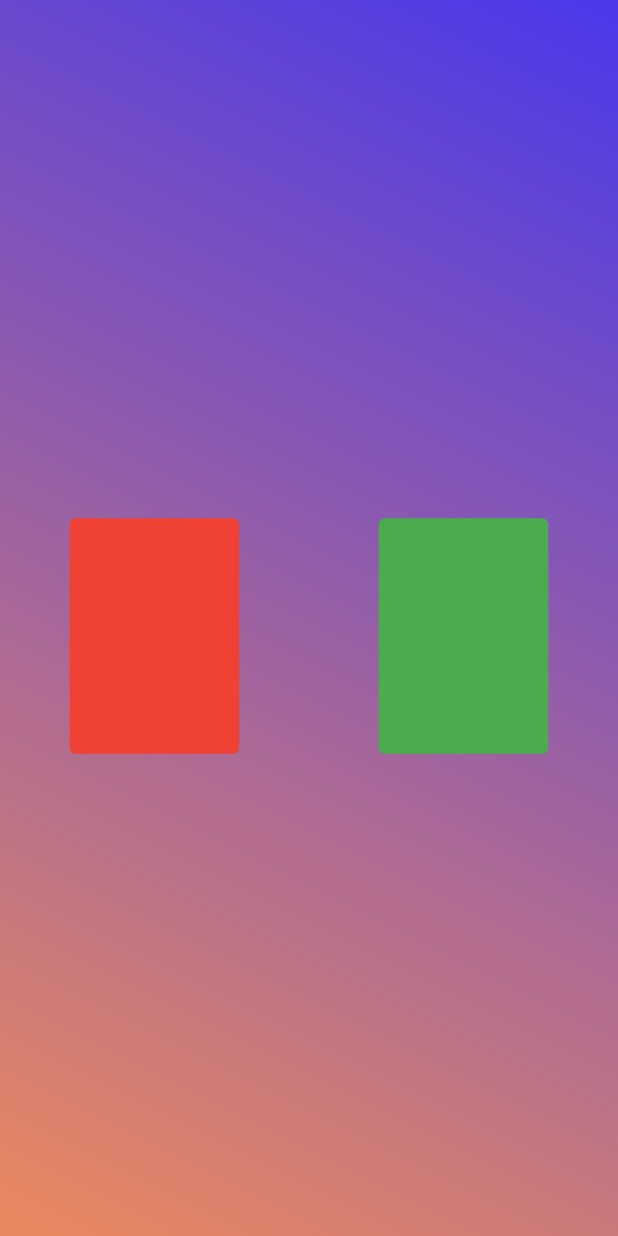
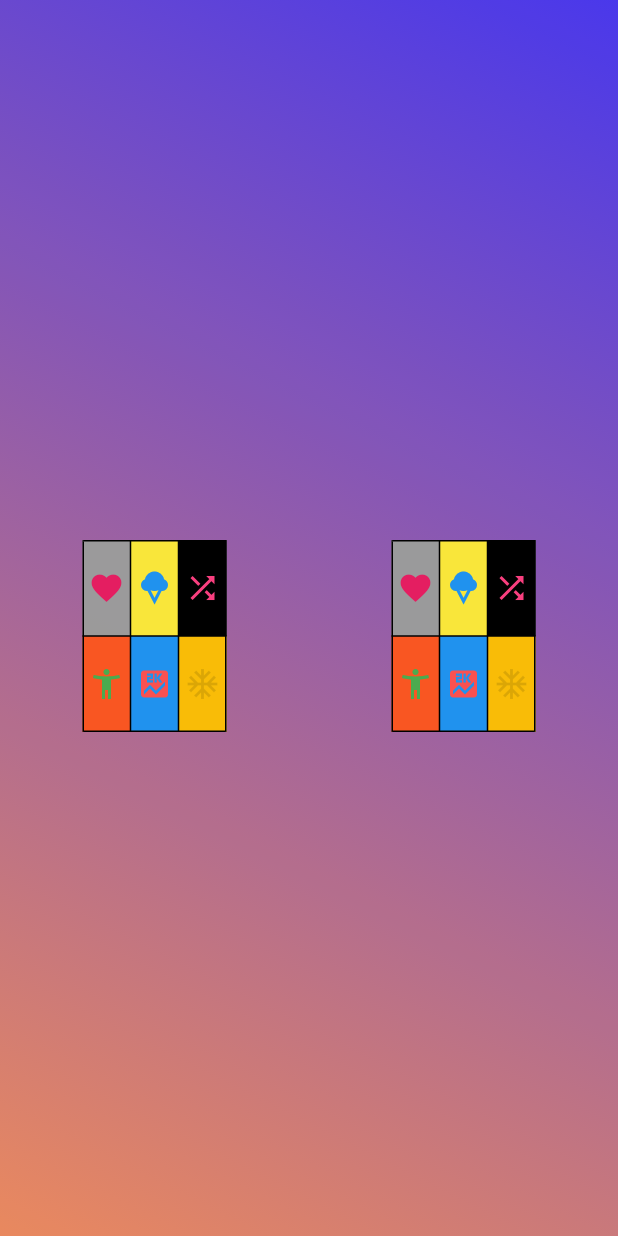
Before and after one commit to Shirlosh/Strike-D-Type, a Flutter app: the GamePageWidget screen opened directly, on a phone screen of 412 x 824 dp. Run offline on Flutter 3.47's test engine with Material 2 defaults, Android fonts, the phone set to English and light mode, and no system bars; our stand-ins replace auto_size_text, font_awesome_flutter, google_fonts, page_transition, timeago; missing offline and left inert: json_path.

Commit message:
showing two cards with symbols.

```diff
--- a/lib/backend/engine/game_card.dart
+++ b/lib/backend/engine/game_card.dart
@@ -1,5 +1,104 @@
-class GameCard{
-  var symbols = <Symbol>[];
-  var symbolsInt = <int>[];
-//  Card(this.symbols);
+import 'package:flutter/material.dart';
+import 'package:strike_d_type/backend/engine/Game.dart';
+
+class GameCard extends StatefulWidget {
+  GameCard({Key key, this.cardSymbols}) : super(key: key);
+  final List<int> cardSymbols;
+
+  @override
+  State<GameCard> createState() => _GameCardState();
 }
+
+class _GameCardState extends State<GameCard> {
+  @override
+  Widget build(BuildContext context) {
+    return Table(
+      border: TableBorder.all(),
+      columnWidths: const <int, TableColumnWidth>{
+        0: IntrinsicColumnWidth(),
+        1: IntrinsicColumnWidth(),
+        2: IntrinsicColumnWidth(),
+      },
+      defaultVerticalAlignment: TableCellVerticalAlignment.middle,
+      children: <TableRow>[
+        TableRow(
+          decoration: const BoxDecoration(
+            color: Colors.grey,
+          ),
+          children: <Widget>[
+            Container(
+              //mainAxisAlignment: MainAxisAlignment.spaceAround,
+              child: Icon(
+                Icons.favorite,
+                color: Colors.pink,
+                size: 24.0,
+              ),
+            ),
+            TableCell(
+              verticalAlignment: TableCellVerticalAlignment.top,
+              child: Container(
+                height: 64,
+                width: 32,
+                color: Colors.yellow,
+                child: Icon(
+                  Icons.icecream_sharp,
+                  color: Colors.blue,
+                  size: 24.0,
+                ),
+              ),
+            ),
+            Container(
+              height: 64,
+              width: 32,
+              color: Colors.black,
+              child: Icon(
+                Icons.shuffle,
+                color: Colors.pinkAccent,
+                size: 24.0,
+              ),
+            ),
+          ],
+        ),
+        TableRow(
+          decoration: const BoxDecoration(
+            color: Colors.grey,
+          ),
+          children: <Widget>[
+            Container(
+              height: 64,
+              width: 32,
+              color: Colors.deepOrange,
+              child: Icon(
+                Icons.accessibility_new_sharp,
+                color: Colors.green,
+                size: 24.0,
+              ),
+            ),
+            Container(
+              height: 64,
+              width: 32,
+              color: Colors.blue,
+              child: Icon(
+                Icons.score,
+                color: Colors.redAccent,
+                size: 24.0,
+              ),
+            ),
+            Center(
+              child: Container(
+                height: 64,
+                width: 32,
+                color: Colors.amber,
+                child: Icon(
+                  Icons.ac_unit_sharp,
+                  color: Colors.black12,
+                  size: 24.0,
+                ),
+              ),
+            ),
+          ],
+        ),
+      ],
+    );
+  }
+}
--- a/lib/game_page/components/playing_card.dart
+++ b/lib/game_page/components/playing_card.dart
@@ -7,19 +7,15 @@ class PlayingCard extends StatelessWidget {
   final double size;
   final bool visible;
   final Color color;
-  const PlayingCard({Key key, this.card, this.size = 1, this.visible = false, this.color})
+
+  const PlayingCard(
+      {Key key, this.card, this.size = 1, this.visible = false, this.color})
       : super(key: key);
 
   @override
   Widget build(BuildContext context) {
     return Container(
-      width: CARD_WIDTH * size,
-      height: CARD_HEIGHT * size,
-      decoration: BoxDecoration(
-        borderRadius: BorderRadius.circular(4.0),
-        color: color,
-      ),
-
+      child: GameCard(cardSymbols: [],),
     );
   }
 }
```
